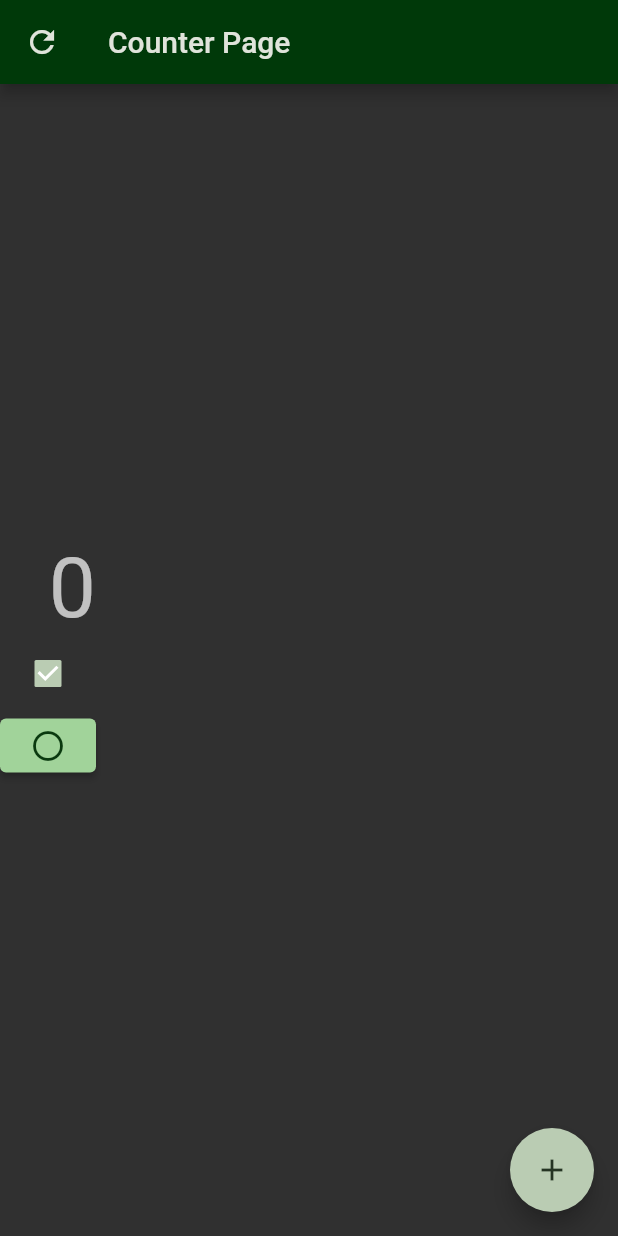
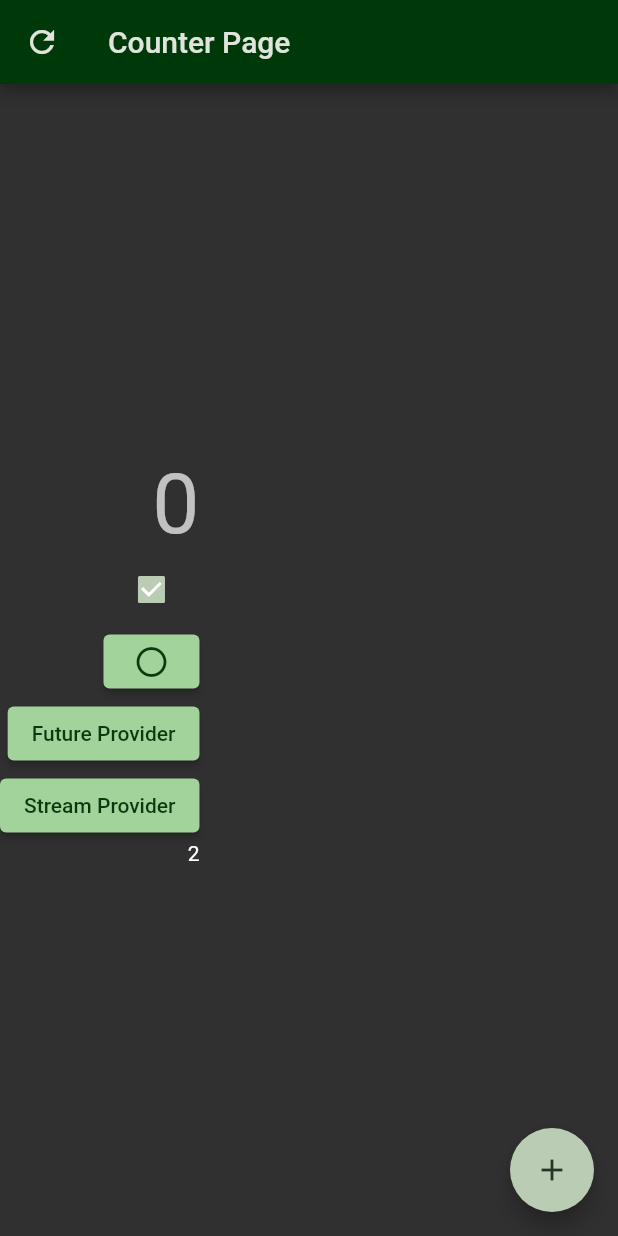
Before and after one commit to berkebalci/RiverPod_Practice, a Flutter app: the CounterPage screen opened directly, on a phone screen of 412 x 824 dp. Run offline on Flutter 3.47's test engine with Material 2 defaults, Android fonts, the phone set to English and light mode, and no system bars; our stand-ins replace firebase_core, flutter_riverpod; missing offline and left inert: dart:ffi; accounts and stored records are empty.

Commit message:
StreamProvider ile sayi arttilirdi

```diff
--- /dev/null
+++ b/lib/Test_Providers/Stream_Provider.dart
@@ -0,0 +1,24 @@
+import 'package:flutter/material.dart';
+import 'package:flutter_riverpod/flutter_riverpod.dart';
+
+/*
+Stream: Verilerin aktığı bir yapı olarak düşünebiliriz.
+Detaylı bilgiler not defterinde yazılı
+*/
+
+final stream_provider = StreamProvider.autoDispose<String>((ref) {
+  return Stream.periodic(
+    Duration(milliseconds: 400),
+    (count) => '$count',
+  );
+});
+
+class Stream_Provider extends ConsumerWidget {
+  const Stream_Provider({Key? key}) : super(key: key);
+
+  @override
+  Widget build(BuildContext context, WidgetRef ref) {
+    final stream = ref.watch(stream_provider);
+    return Scaffold(body: Center());
+  }
+}
--- a/lib/main.dart
+++ b/lib/main.dart
@@ -1,7 +1,10 @@
+import 'package:firebase_uygulamasi/Test_Providers/Stream_Provider.dart';
 import 'package:firebase_uygulamasi/list_widget.dart';
 import 'package:flutter/material.dart';
 import 'package:firebase_core/firebase_core.dart';
 import 'package:flutter_riverpod/flutter_riverpod.dart';
+
+import 'Test_Providers/Future_Provider.dart';
 
 final counterProvider = StateProvider(((ref) {
   return 0;
@@ -36,7 +39,6 @@
 
 class FakeWebsocketClient implements WebsocketClient {
   //Buradaki 'implements' keywordu 'extends' ile benzer amaca sahiptir.
-  //implement >>> Parent class'ın //TODO: implements keywordunun görevini anla(Stackoverflow)
 
   @override
   Stream<int> getCounterStream() async* {
@@ -104,26 +106,6 @@
         ));
   }
 }
-/*
-/* Tarif bölümü*/
-var _tarifler;
-
-Future<List> getTarifler() async {
-  _tarifler = await TarifApi.getTarif();
-  /*setState(() {
-      _isloading = false;
-    });*/
-  print(_tarifler);
-  return _tarifler;
-}
-
-//bool _isloading = true;
-
-final tarif_provider = FutureProvider(((ref) {
-  return getTarifler();
-}));
-/* Tarif bölümü*/
-*/
 
 class CounterPage extends ConsumerWidget {
   //ConsumerWidget kısmı widget'in Providerlara erişmesi için  elzem nokta!!
@@ -163,6 +145,7 @@
       }
     }));
     //final tarif_listesi = ref.watch(tarif_provider);
+    final AsyncValue<int> counter2 = ref.watch(streamprovider); //Stream provider'in gözlemcisi
 
     return Scaffold(
         appBar: AppBar(
@@ -175,7 +158,7 @@
                     counterProvider); //Böylece counterProvider'e default state'ini verdik.
               }),
         ),
-        body: Stack(children: [
+        body: Stack(alignment: Alignment.center, children: [
           Column(
             crossAxisAlignment: CrossAxisAlignment.end,
             mainAxisAlignment: MainAxisAlignment.center,
@@ -185,50 +168,34 @@
                 style: Theme.of(context).textTheme.displayMedium,
               ),
               List_Widget(),
-
-              //!! API işlem yeri!!
-
-              /*ElevatedButton(
+              ElevatedButton(
+                  child: Text(
+                    "Future Provider",
+                  ),
                   onPressed: () {
-                    FittedBox(
-                      child: ListView.builder(
-                          shrinkWrap: true,
-                          itemCount: 3,
-                          itemBuilder: (context, index) => RecipeCard(
-                                cookTime:
-                                    '${ref.read(tarif_provider.notifier)}',
-                                rating: '${ref.read(tarif_provider.notifier)}',
-                                thumbnailUrl:
-                                    '${ref.read(tarif_provider.notifier)}',
-                                title: '${ref.read(tarif_provider.notifier)}',
-                              )),
-                    );
-                    //Todo: Bu kısmın çalışması düzeltilecek
-                  },
+                    Navigator.of(context).push(MaterialPageRoute(
+                        builder: (((context) => (Future_Provider())))));
+                  }),
+              ElevatedButton(
                   child: Text(
-                    "YemekTarifleri",
-                    style: TextStyle(fontSize: 45),
-                  ))*/
+                    "Stream Provider",
+                  ),
+                  onPressed: () {
+                    Navigator.of(context).push(MaterialPageRoute(
+                        builder: (((context) => (Stream_Provider())))));
+                  }),
+                  Text(counter2.when(
+                    data: (int value) => value.toString(),
+                    error: (Object a,_) => "$a",
+                    loading: () => 0.toString()))
+                    //TODO: User'in başlama değerini vermesini sağla!
             ],
           ),
-          //!!! Future_Provider öğrenme yeri !!!
-
-          /*ElevatedButton(
-          onPressed: (){
-                Navigator.of(context).push(
-                  //Navigation
-                  MaterialPageRoute(builder: (((context) => Future_Provider()))),
-                );
-
-        },
-        child: Text("Future_Provider"))*/
         ]),
         floatingActionButton: FloatingActionButton(
             child: Icon(Icons.add),
             onPressed: () {
-              ref
-                  .read(counterProvider.notifier)
-                  .state++; //state'i arttiriyoruz.
+              ref.read(counterProvider.notifier).state++; //state'i arttiriyoruz.
               //State bizim durumumuzda
             }));
   }
```
Also changed, not shown: lib/Test_Providers/Future_Provider.dart (+19 -15 lines).
